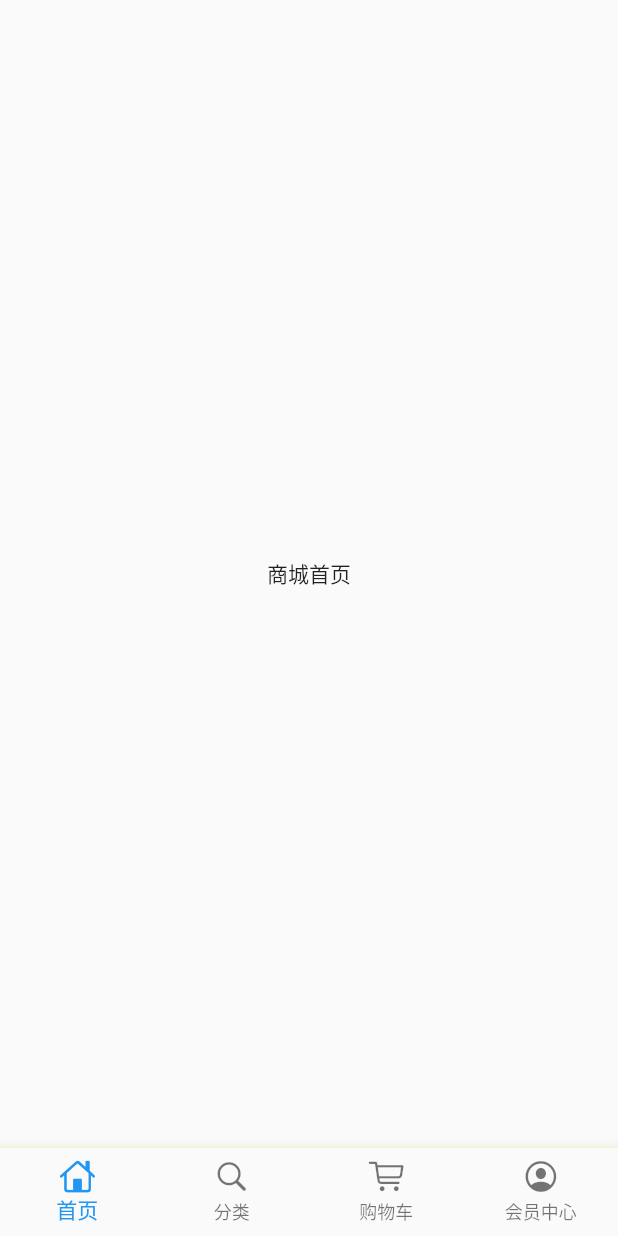
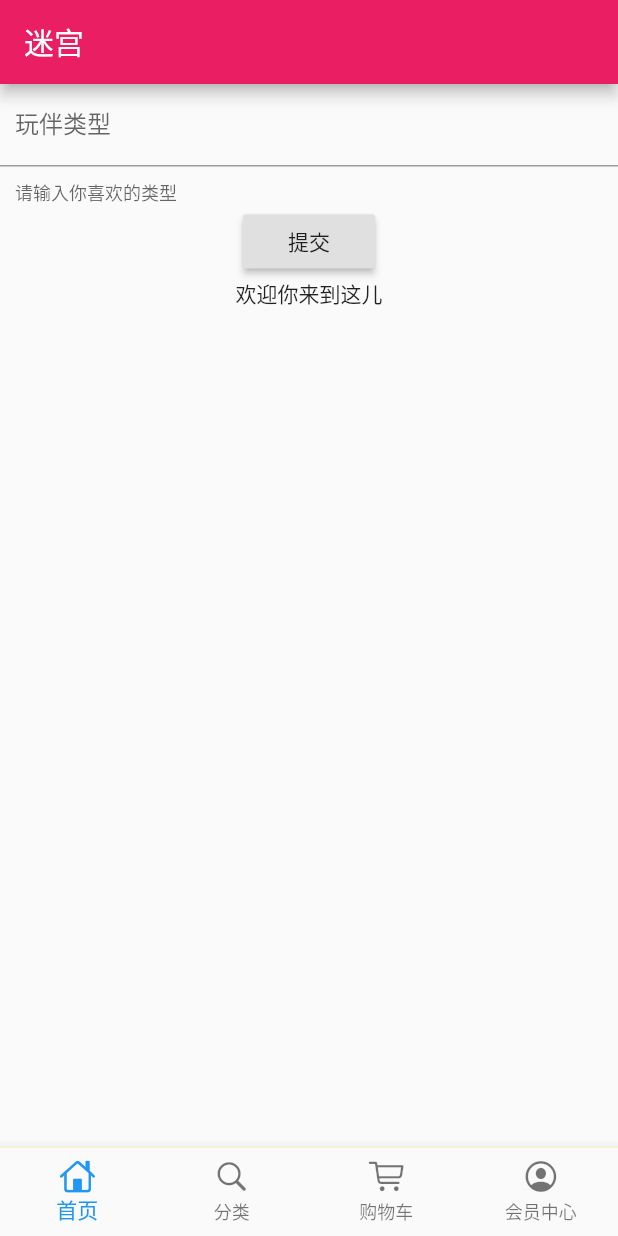
Before and after one commit to LinHuijuan/flutter_shop, a Flutter app: the screen it shows after launch, on a phone screen of 412 x 824 dp. Run offline on Flutter 3.47's test engine with Material 2 defaults, Android fonts, the phone set to English and light mode, and no system bars; our stand-ins replace dio.

Commit message:
use dart

```diff
--- a/lib/pages/home_page.dart
+++ b/lib/pages/home_page.dart
@@ -1,11 +1,81 @@
 import 'package:flutter/material.dart';
-class HomePage extends StatelessWidget {
+import 'package:dio/dio.dart';
+
+class HomePage extends StatefulWidget {
+  _HomePageState createState() => _HomePageState();
+}
+
+class _HomePageState extends State<HomePage> {
+
+  TextEditingController typeController =TextEditingController();
+  String showText = '欢迎你来到这儿';
+
   @override
   Widget build(BuildContext context) {
-    return Scaffold(
-      body:Center(
-        child: Text('商城首页'),
-      )
+    return Container(
+       child: Scaffold(
+         appBar: AppBar(title: Text('迷宫'),),
+         body: Container(
+           height: 1000,
+           child: Column(
+             children: <Widget>[
+               TextField(
+                 controller: typeController,
+                 decoration: InputDecoration(
+                   contentPadding: EdgeInsets.all(10.0),
+                   labelText: '玩伴类型',
+                   helperText: '请输入你喜欢的类型'
+                 ),
+                 //避免键盘自动弹出而出现奇怪的效果
+                 autofocus: false,
+               ),
+               RaisedButton(
+                 onPressed: _choiceAction,
+                 child: Text('提交'),
+                ),
+                Text(
+                  showText,
+                  overflow: TextOverflow.ellipsis,
+                  maxLines: 1,
+                )
+             ],
+           ),
+         ),
+       )
     );
   }
+
+  void _choiceAction(){
+    print('开始选择你喜欢的类型……');
+   //如果输入为空，就没有必要调用http请求
+    if(typeController.text.toString()==''){
+      showDialog(
+        context: context,
+        builder: (context)=>AlertDialog(title: Text('玩伴类型不能为空'),)
+      );
+    }else{
+      getHttp(typeController.text.toString()).then((val){
+        setState(() {
+        showText=val['data']['name'].toString();
+        });
+      });
+    }
+  }
+
+
+  //返回值为一个Future,这个对象支持一个等待回掉方法then
+  Future getHttp(String typeText) async{
+    try{
+      Response response;
+      var data={'name':typeText};
+      response =await Dio().get(
+        "https://www.easy-mock.com/mock/5c60131a4bed3a6342711498/baixing/dabaojian",
+        queryParameters: data
+      );
+      return response.data;
+    }catch(e){
+      return print(e);
+    }
+  }
+
 }
--- a/pubspec.yaml
+++ b/pubspec.yaml
@@ -23,6 +23,7 @@ dependencies:
   # The following adds the Cupertino Icons font to your application.
   # Use with the CupertinoIcons class for iOS style icons.
   cupertino_icons: ^0.1.2
+  dio: ^2.0.9
 
 dev_dependencies:
   flutter_test:
```
Also changed, not shown: pubspec.lock.
